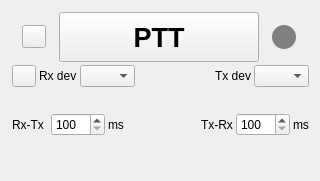
f4exb/sdrangel, file plugins/feature/afc/afcgui.ui: the form before one commit.
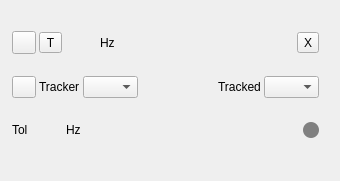
The form after the commit. Icons and pictures are not drawn. Custom widgets are drawn as their Qt base class.

The edit to the form file:
```diff
--- a/plugins/feature/afc/afcgui.ui
+++ b/plugins/feature/afc/afcgui.ui
@@ -6,7 +6,7 @@
    <rect>
     <x>0</x>
     <y>0</y>
-    <width>320</width>
+    <width>340</width>
     <height>181</height>
    </rect>
   </property>
@@ -18,16 +18,10 @@
   </property>
   <property name="minimumSize">
    <size>
-    <width>320</width>
+    <width>340</width>
     <height>100</height>
    </size>
   </property>
-  <property name="maximumSize">
-   <size>
-    <width>320</width>
-    <height>16777215</height>
-   </size>
-  </property>
   <property name="font">
    <font>
     <family>Liberation Sans</family>
@@ -42,7 +36,7 @@
     <rect>
      <x>10</x>
      <y>10</y>
-     <width>301</width>
+     <width>311</width>
      <height>151</height>
     </rect>
    </property>
@@ -66,7 +60,7 @@
      <number>2</number>
     </property>
     <item>
-     <layout class="QHBoxLayout" name="pttLayout">
+     <layout class="QHBoxLayout" name="mainLayout">
       <item>
        <widget class="ButtonSwitch" name="startStop">
         <property name="toolTip">
@@ -83,30 +77,17 @@
        </widget>
       </item>
       <item>
-       <widget class="ButtonSwitch" name="ptt">
-        <property name="minimumSize">
-         <size>
-          <width>200</width>
-          <height>50</height>
-         </size>
-        </property>
-        <property name="font">
-         <font>
-          <pointsize>20</pointsize>
-          <weight>75</weight>
-          <bold>true</bold>
-         </font>
-        </property>
+       <widget class="ButtonSwitch" name="hasTargetFrequency">
         <property name="toolTip">
-         <string>Push To Talk</string>
+         <string>Adjust device frequency to match tracker frequency</string>
         </property>
         <property name="text">
-         <string>PTT</string>
+         <string>T</string>
         </property>
        </widget>
       </item>
       <item>
-       <widget class="QLabel" name="statusIndicator">
+       <widget class="ValueDial" name="targetFrequency" native="true">
         <property name="sizePolicy">
          <sizepolicy hsizetype="Maximum" vsizetype="Maximum">
           <horstretch>0</horstretch>
@@ -115,25 +96,48 @@
         </property>
         <property name="minimumSize">
          <size>
-          <width>24</width>
-          <height>24</height>
+          <width>32</width>
+          <height>16</height>
          </size>
         </property>
+        <property name="font">
+         <font>
+          <family>Liberation Mono</family>
+          <pointsize>12</pointsize>
+         </font>
+        </property>
+        <property name="cursor">
+         <cursorShape>PointingHandCursor</cursorShape>
+        </property>
+        <property name="focusPolicy">
+         <enum>Qt::StrongFocus</enum>
+        </property>
         <property name="toolTip">
-         <string>Idle</string>
+         <string>Tracker frequency in Hz</string>
         </property>
-        <property name="styleSheet">
-         <string notr="true">QLabel { background-color: gray; border-radius: 12px; }</string>
+       </widget>
+      </item>
+      <item>
+       <widget class="QLabel" name="targetFrequencyUnits">
+        <property name="text">
+         <string>Hz</string>
         </property>
+       </widget>
+      </item>
+      <item>
+       <widget class="ButtonSwitch" name="transverterTarget">
+        <property name="toolTip">
+         <string>Use transverter or device frequency for tracker frequency adjustment</string>
+        </property>
         <property name="text">
-         <string/>
+         <string>X</string>
         </property>
        </widget>
       </item>
      </layout>
     </item>
     <item>
-     <layout class="QHBoxLayout" name="localDeviceLayout">
+     <layout class="QHBoxLayout" name="devicesLayout">
       <item>
        <widget class="QPushButton" name="devicesRefresh">
         <property name="maximumSize">
@@ -155,14 +159,14 @@
        </widget>
       </item>
       <item>
-       <widget class="QLabel" name="rxDeviceLabel">
+       <widget class="QLabel" name="trackerLabel">
         <property name="text">
-         <string>Rx dev</string>
+         <string>Tracker</string>
         </property>
        </widget>
       </item>
       <item>
-       <widget class="QComboBox" name="rxDevice">
+       <widget class="QComboBox" name="trackerDevice">
         <property name="minimumSize">
          <size>
           <width>55</width>
@@ -176,7 +180,7 @@
          </size>
         </property>
         <property name="toolTip">
-         <string>Receiver deviceset index</string>
+         <string>Tracker deviceset index</string>
         </property>
        </widget>
       </item>
@@ -194,14 +198,14 @@
        </spacer>
       </item>
       <item>
-       <widget class="QLabel" name="txDeviceLabel">
+       <widget class="QLabel" name="trackedLabel">
         <property name="text">
-         <string>Tx dev</string>
+         <string>Tracked</string>
         </property>
        </widget>
       </item>
       <item>
-       <widget class="QComboBox" name="txDevice">
+       <widget class="QComboBox" name="trackedDevice">
         <property name="minimumSize">
          <size>
           <width>55</width>
@@ -215,7 +219,7 @@
          </size>
         </property>
         <property name="toolTip">
-         <string>Transmitter deviceset index</string>
+         <string>Tracked deviceset index</string>
         </property>
        </widget>
       </item>
@@ -224,32 +228,50 @@
     <item>
      <layout class="QHBoxLayout" name="DelaysLayout">
       <item>
-       <widget class="QLabel" name="rxtxDelayLabel">
+       <widget class="QLabel" name="toleranceLabel">
+        <property name="toolTip">
+         <string/>
+        </property>
         <property name="text">
-         <string>Rx-Tx </string>
+         <string>Tol</string>
         </property>
        </widget>
       </item>
       <item>
-       <widget class="QSpinBox" name="rxtxDelay">
-        <property name="toolTip">
-         <string>Rx to Tx transition delay (ms)</string>
+       <widget class="ValueDial" name="toleranceFrequency" native="true">
+        <property name="sizePolicy">
+         <sizepolicy hsizetype="Maximum" vsizetype="Maximum">
+          <horstretch>0</horstretch>
+          <verstretch>0</verstretch>
+         </sizepolicy>
         </property>
-        <property name="minimum">
-         <number>100</number>
+        <property name="minimumSize">
+         <size>
+          <width>32</width>
+          <height>16</height>
+         </size>
         </property>
-        <property name="maximum">
-         <number>5000</number>
+        <property name="font">
+         <font>
+          <family>Liberation Mono</family>
+          <pointsize>12</pointsize>
+         </font>
         </property>
-        <property name="singleStep">
-         <number>100</number>
+        <property name="cursor">
+         <cursorShape>PointingHandCursor</cursorShape>
         </property>
+        <property name="focusPolicy">
+         <enum>Qt::StrongFocus</enum>
+        </property>
+        <property name="toolTip">
+         <string>Frequency tolerance before device frequency is changed (Hz)</string>
+        </property>
        </widget>
       </item>
       <item>
-       <widget class="QLabel" name="rxtxDelayUnits">
+       <widget class="QLabel" name="toleranceUnits">
         <property name="text">
-         <string>ms</string>
+         <string>Hz</string>
         </property>
        </widget>
       </item>
@@ -267,35 +289,27 @@
        </spacer>
       </item>
       <item>
-       <widget class="QLabel" name="txrxDelayLabel">
+       <widget class="QLabel" name="statusIndicator">
+        <property name="sizePolicy">
+         <sizepolicy hsizetype="Maximum" vsizetype="Maximum">
+          <horstretch>0</horstretch>
+          <verstretch>0</verstretch>
+         </sizepolicy>
+        </property>
+        <property name="minimumSize">
+         <size>
+          <width>16</width>
+          <height>16</height>
+         </size>
+        </property>
         <property name="toolTip">
+         <string>Idle</string>
+        </property>
+        <property name="styleSheet">
+         <string notr="true">QLabel { background-color: gray; border-radius: 8px; }</string>
+        </property>
+        <property name="text">
          <string/>
-        </property>
-        <property name="text">
-         <string>Tx-Rx</string>
-        </property>
-       </widget>
-      </item>
-      <item>
-       <widget class="QSpinBox" name="txrxDelay">
-        <property name="toolTip">
-         <string>Tx to Rx transition delay (ms)</string>
-        </property>
-        <property name="minimum">
-         <number>100</number>
-        </property>
-        <property name="maximum">
-         <number>5000</number>
-        </property>
-        <property name="singleStep">
-         <number>100</number>
-        </property>
-       </widget>
-      </item>
-      <item>
-       <widget class="QLabel" name="txrxDelayUnits">
-        <property name="text">
-         <string>ms</string>
         </property>
        </widget>
       </item>
@@ -316,6 +330,12 @@
    <extends>QToolButton</extends>
    <header>gui/buttonswitch.h</header>
   </customwidget>
+  <customwidget>
+   <class>ValueDial</class>
+   <extends>QWidget</extends>
+   <header>gui/valuedial.h</header>
+   <container>1</container>
+  </customwidget>
  </customwidgets>
  <resources>
   <include location="../../../sdrgui/resources/res.qrc"/>
```
